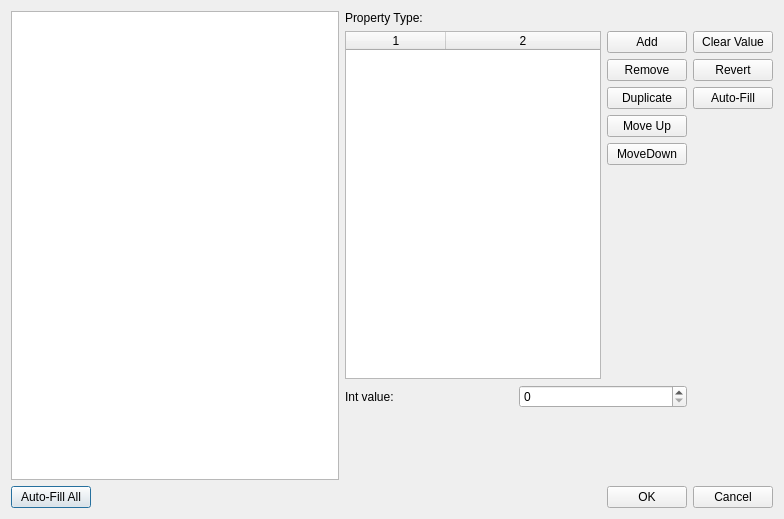
DavidJCobb/DovahKit, file native/src/DovahKit/widgets/widget-dialogs/DKScriptObjectDialog.ui: the form before one commit.
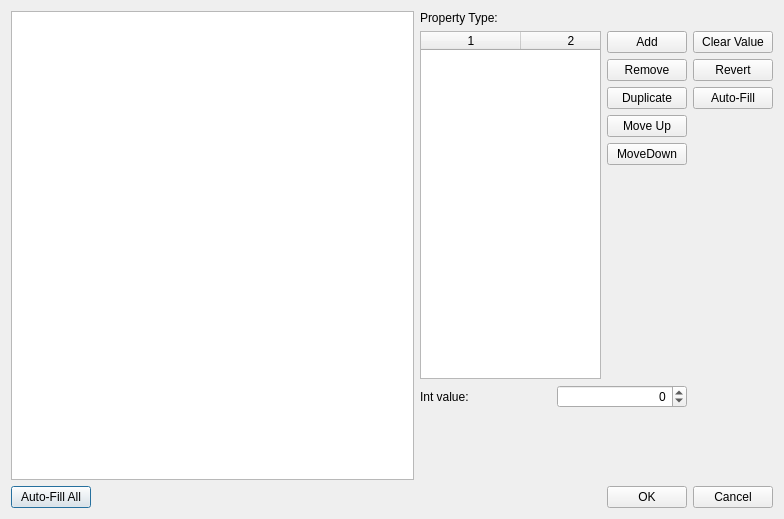
The form after the commit. The open tabs and pages were chosen to show the change. Custom widgets are drawn as their Qt base class.

Commit message: DKBoundScript(List)Models are now hooked up

Patch:
```diff
--- a/native/src/DovahKit/widgets/widget-dialogs/DKScriptObjectDialog.ui
+++ b/native/src/DovahKit/widgets/widget-dialogs/DKScriptObjectDialog.ui
@@ -13,7 +13,7 @@
   <property name="windowTitle">
    <string>Properties for script</string>
   </property>
-  <layout class="QGridLayout" name="gridLayout">
+  <layout class="QGridLayout" name="gridLayout" columnstretch="8,7">
    <item row="0" column="0" rowspan="2">
     <layout class="QVBoxLayout" name="verticalLayout">
      <item>
@@ -434,7 +434,17 @@
               </widget>
              </item>
              <item row="0" column="1">
-              <widget class="QSpinBox" name="valueWidget_int"/>
+              <widget class="QSpinBox" name="valueWidget_int">
+               <property name="alignment">
+                <set>Qt::AlignRight|Qt::AlignTrailing|Qt::AlignVCenter</set>
+               </property>
+               <property name="minimum">
+                <number>-2147483647</number>
+               </property>
+               <property name="maximum">
+                <number>2147483647</number>
+               </property>
+              </widget>
              </item>
              <item row="1" column="0" colspan="2">
               <spacer name="verticalSpacer_7">
```
Left out of the diff: 13 changed lines with no effect on the pictures. The commit also changes 11 other files.
